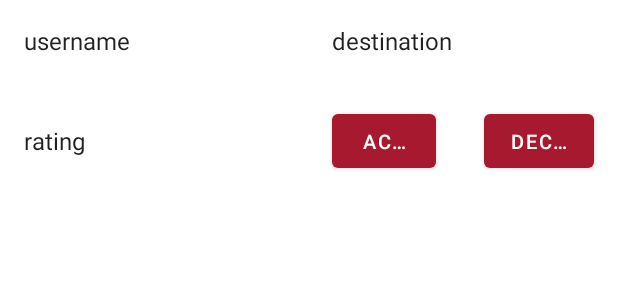
After one commit to ShayGeko/Mounter, an Android app: the layout ride_request_holder.xml on its own in the app's theme, with its tools: preview values and no code run, on a phone screen of 412 x 824 dp. The commit adds this screen. Shown: the top 300 px of the screen. Run offline under Robolectric (Android 15) with nearby library versions, the phone set to English and light mode, and no system bars.

Commit message:
:sparkles: created pending ride reqquests activity

```diff
--- a/app/src/main/AndroidManifest.xml
+++ b/app/src/main/AndroidManifest.xml
@@ -41,6 +41,9 @@
         <activity
             android:name=".login.LoginActivity"
             android:label="@string/title_activity_login" />
+        <activity
+            android:name=".pendingRideRequests.PendingRideRequestsActivity"
+            android:label="@string/title_activity_pending_ride_requests" />
         <!--
              The API key for Google Maps-based APIs is defined as a string resource.
              (See the file "res/values/google_maps_api.xml").
--- a/app/src/main/java/com/example/mounter/login/LoginActivity.java
+++ b/app/src/main/java/com/example/mounter/login/LoginActivity.java
@@ -79,7 +79,7 @@ public class LoginActivity extends AppCompatActivity {
             if (loginResult.isFailure()) {
                 showLoginFailed(loginResult.getError());
             }
-
+            else {
                 configureAppForNewUser();
 
                 setResult(Activity.RESULT_OK);
@@ -90,6 +90,7 @@ public class LoginActivity extends AppCompatActivity {
                 Intent intent = new Intent(this, RideSearchActivity.class);
 
                 startActivity(intent);
+            }
         });
 
         TextWatcher afterTextChangedListener = new TextWatcher() {
--- a/app/src/main/java/com/example/mounter/ridesearch/RidePostingRecyclerViewAdapter.java
+++ b/app/src/main/java/com/example/mounter/ridesearch/RidePostingRecyclerViewAdapter.java
@@ -13,6 +13,7 @@ import android.widget.TextView;
 
 import com.example.mounter.data.realmModels.RidePostingModel;
 import com.example.mounter.databinding.RidePostingHolderBinding;
+import com.example.mounter.pendingRideRequests.PendingRideRequestsActivity;
 import com.example.mounter.rideDetails.RideDetailsActivity;
 import com.example.mounter.profile.UserProfileActivity;
 
@@ -48,7 +49,7 @@ public class RidePostingRecyclerViewAdapter extends
 
         holder.mProfileButton.setOnClickListener(t -> {
             Context context = holder.mDestinationAddress.getContext();
-            Intent intent = new Intent(context, UserProfileActivity.class);
+            Intent intent = new Intent(context, PendingRideRequestsActivity.class);
             context.startActivity(intent);
         });
     }
--- /dev/null
+++ b/app/src/main/res/layout/ride_request_holder.xml
@@ -0,0 +1,99 @@
+<?xml version="1.0" encoding="utf-8"?>
+<LinearLayout xmlns:android="http://schemas.android.com/apk/res/android"
+    android:layout_width="match_parent"
+    android:layout_height="wrap_content"
+    android:orientation="vertical">
+
+
+        <LinearLayout
+            android:layout_width="match_parent"
+            android:layout_height="wrap_content"
+            android:orientation="horizontal">
+
+            <LinearLayout
+                android:layout_width="wrap_content"
+                android:layout_height="match_parent"
+                android:layout_weight="1"
+                android:orientation="vertical">
+
+                <TextView
+                    android:id="@+id/user_name"
+                    android:text="@string/username"
+                    android:layout_width="match_parent"
+                    android:layout_height="wrap_content"
+                    android:layout_margin="@dimen/text_margin"
+                    android:layout_weight="1"
+                    android:ellipsize="end"
+                    android:singleLine="true"
+                    android:textAppearance="?attr/textAppearanceListItem" />
+
+                <TextView
+                    android:id="@+id/rating"
+                    android:text = "@string/rating"
+                    android:layout_width="match_parent"
+                    android:layout_height="wrap_content"
+                    android:layout_margin="@dimen/text_margin"
+                    android:layout_weight="1"
+                    android:ellipsize="end"
+                    android:singleLine="true"
+                    android:textAppearance="?attr/textAppearanceListItem" />
+            </LinearLayout>
+
+            <LinearLayout
+                android:layout_width="0dp"
+                android:layout_height="wrap_content"
+                android:orientation="vertical"
+                android:layout_weight="2">
+
+                <TextView
+                    android:id="@+id/destination_address"
+                    android:text="destination"
+                    android:layout_width="match_parent"
+                    android:layout_height="wrap_content"
+                    android:layout_margin="@dimen/text_margin"
+                    android:singleLine="true"
+                    android:ellipsize="end"
+                    android:layout_weight="1"
+                    android:textAppearance="?attr/textAppearanceListItem" />
+
+<!--                <TextView-->
+<!--                    android:id="@+id/departureTime1"-->
+<!--                    android:layout_width="match_parent"-->
+<!--                    android:layout_height="wrap_content"-->
+<!--                    android:layout_margin="@dimen/text_margin"-->
+<!--                    android:singleLine="true"-->
+<!--                    android:ellipsize="end"-->
+<!--                    android:layout_weight="1"-->
+<!--                    android:textAppearance="?attr/textAppearanceListItem" />-->
+                <LinearLayout
+                    android:layout_width="match_parent"
+                    android:layout_height="match_parent"
+                    android:orientation="horizontal"
+                    android:layout_weight="2">
+                <Button
+                    android:id="@+id/accept_btn"
+                    android:layout_width="wrap_content"
+                    android:layout_height="wrap_content"
+                    android:layout_margin="@dimen/text_margin"
+                    android:singleLine="true"
+                    android:ellipsize="end"
+                    android:layout_weight="1"
+                    android:textSize = "13sp"
+                    android:text="@string/accept_ride_request_btn_text"
+                    />
+                    <Button
+                        android:id="@+id/decline_btn"
+                        android:layout_width="wrap_content"
+                        android:layout_height="wrap_content"
+                        android:layout_margin="@dimen/text_margin"
+                        android:singleLine="true"
+                        android:ellipsize="end"
+                        android:layout_weight="1"
+                        android:textSize = "13sp"
+                        android:text="@string/decline_ride_request_btn_text"
+                        />
+                </LinearLayout>
+            </LinearLayout>
+        </LinearLayout>
+
+</LinearLayout>
--- a/app/src/main/res/values/strings.xml
+++ b/app/src/main/res/values/strings.xml
@@ -14,6 +14,7 @@
     <string name="chooseTypeOfListing">Choose Type of Listing</string>
     <string name="createListing">Create Listing</string>
     <string name="title_activity_login">MounteR Login</string>
+    <string name="title_activity_pending_ride_requests">Pending ride requests</string>
     <string name="title_activity_ride_search">Available rides</string>
     <string name = "user_profile">User Profile</string>
     <string name="action_settings">Settings</string>
@@ -42,4 +43,7 @@
     <string name="new_ride_request">New ride request!</string>
     <string name="fcm_token_fmt">FCM registration Token: %s</string>
     <string name="new_ride_requests_channel_name">new ride requests</string>
+    <string name="accept_ride_request_btn_text">accept</string>
+    <string name="decline_ride_request_btn_text">decline</string>
+    <string name="username">username</string>
 </resources>
```
Also changed, not shown: app/src/main/java/com/example/mounter/data/realmModels/RidePostingModel.java (+13 -1 lines), app/src/main/java/com/example/mounter/data/realmModels/RideRequestModel.java (+18 -0 lines), app/src/main/java/com/example/mounter/data/realmModels/UserInfoModel.java (+19 -2 lines), app/src/main/java/com/example/mounter/pendingRideRequests/PendingRideRequestsActivity.java (added, +38 -0 lines), app/src/main/java/com/example/mounter/pendingRideRequests/PendingRideRequestsRecyclerViewAdapter.java (added, +90 -0 lines), app/src/main/java/com/example/mounter/pendingRideRequests/PendingRideRequestsViewModel.java (added, +64 -0 lines), app/src/main/java/com/example/mounter/rideDetails/RideDetailsViewModel.java (+16 -5 lines), app/src/main/res/layout/activity_pending_ride_requests.xml (added, +16 -0 lines). Lines whose indentation alone changed are shown as unchanged.
